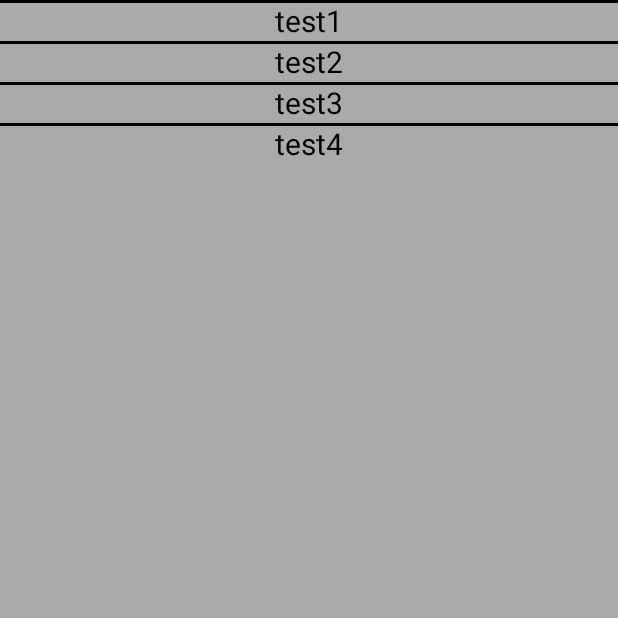
After one commit to DylanBeach25/ShopstrisRepaired, an Android app: the CurrentOrders screen opened directly, with no data from a screen before it, on a phone screen of 412 x 824 dp, the top half of it. The commit adds this screen. Run offline under Robolectric (Android 15) with nearby library versions, the phone set to English and light mode, and no system bars; our stand-ins replace Room's generated code.

Commit message:
Basic RecylerView working, with test entries composed of fake carts created

```diff
--- a/app/src/main/AndroidManifest.xml
+++ b/app/src/main/AndroidManifest.xml
@@ -12,6 +12,9 @@
         android:supportsRtl="true"
         android:theme="@style/Theme.MyApplication"
         tools:targetApi="31">
+        <activity
+            android:name=".CurrentOrders"
+            android:exported="false" />
         <activity
             android:name=".LandingPage"
             android:exported="false" />
--- a/app/src/main/java/com/example/myapplication/CartEntity.java
+++ b/app/src/main/java/com/example/myapplication/CartEntity.java
@@ -8,14 +8,25 @@ import androidx.room.PrimaryKey;
 public class CartEntity {
     @PrimaryKey(autoGenerate = true)
     Integer id;
+    @ColumnInfo(name = "name")
+    String name;
     @ColumnInfo(name = "userID")
     Integer userID;
     @ColumnInfo(name = "finishedCart")
     String finishedCart;
 
-    public CartEntity(Integer userID) {
+    public CartEntity(Integer userID, String name) {
         this.userID = userID;
+        this.name = name;
         finishedCart = "no";
+    }
+
+    public String getName() {
+        return name;
+    }
+
+    public void setName(String name) {
+        this.name = name;
     }
 
     public Integer getId() {
--- /dev/null
+++ b/app/src/main/java/com/example/myapplication/CurrentOrders.java
@@ -0,0 +1,44 @@
+package com.example.myapplication;
+
+import androidx.appcompat.app.AppCompatActivity;
+import androidx.recyclerview.widget.LinearLayoutManager;
+import androidx.recyclerview.widget.RecyclerView;
+
+import android.content.Context;
+import android.content.Intent;
+import android.os.Bundle;
+
+import com.example.myapplication.databinding.ActivityCurrentOrdersBinding;
+
+import java.util.ArrayList;
+import java.util.List;
+
+public class CurrentOrders extends AppCompatActivity {
+
+
+
+    @Override
+    protected void onCreate(Bundle savedInstanceState) {
+        super.onCreate(savedInstanceState);
+
+        setContentView(R.layout.activity_current_orders);
+
+        RecyclerView recyclerView = findViewById(R.id.recyclerView);
+
+        List<CartEntity> carts = new ArrayList<>();
+        carts.add(new CartEntity(1,"test1"));
+        carts.add(new CartEntity(2,"test2"));
+        carts.add(new CartEntity(3,"test3"));
+        carts.add(new CartEntity(4,"test4"));
+
+        recyclerView.setLayoutManager(new LinearLayoutManager(this));
+        recyclerView.setAdapter(new MyAdapter(getApplicationContext(),carts));
+
+    }
+
+    public static Intent getIntent(Context context)
+    {
+        Intent intent = new Intent(context, CurrentOrders.class);
+        return intent;
+    }
+}
--- a/app/src/main/java/com/example/myapplication/LandingPage.java
+++ b/app/src/main/java/com/example/myapplication/LandingPage.java
@@ -2,6 +2,7 @@ package com.example.myapplication;
 
 import androidx.appcompat.app.AppCompatActivity;
 
+import android.content.Context;
 import android.content.Intent;
 import android.content.SharedPreferences;
 import android.os.Bundle;
@@ -62,6 +63,13 @@ public class LandingPage extends AppCompatActivity {
                 finish();
             }
         });
+        mCurOrder.setOnClickListener(new View.OnClickListener() {
+            @Override
+            public void onClick(View v) {
+                Intent intent = CurrentOrders.getIntent(getApplicationContext());
+                startActivity(intent);
+            }
+        });
     }
 
     private void checkForAdmin() {
@@ -74,4 +82,10 @@ public class LandingPage extends AppCompatActivity {
             mAdminTools.setVisibility(View.INVISIBLE);
         }
     }
+
+    public static Intent getIntent(Context context) {
+        Intent intent = new Intent(context,LandingPage.class);
+        return intent;
+    }
+
 }
--- /dev/null
+++ b/app/src/main/java/com/example/myapplication/MyAdapter.java
@@ -0,0 +1,37 @@
+package com.example.myapplication;
+
+import android.content.Context;
+import android.view.LayoutInflater;
+import android.view.ViewGroup;
+
+import androidx.annotation.NonNull;
+import androidx.recyclerview.widget.RecyclerView;
+
+import java.util.List;
+
+public class MyAdapter extends RecyclerView.Adapter<MyViewHolder> {
+
+    Context context;
+    List<CartEntity> carts;
+
+    public MyAdapter(Context context, List<CartEntity> carts) {
+        this.context = context;
+        this.carts = carts;
+    }
+
+    @NonNull
+    @Override
+    public MyViewHolder onCreateViewHolder(@NonNull ViewGroup parent, int viewType) {
+        return new MyViewHolder(LayoutInflater.from(context).inflate(R.layout.cart_view,parent,false));
+    }
+
+    @Override
+    public void onBindViewHolder(@NonNull MyViewHolder holder, int position) {
+        holder.mCartName.setText(carts.get(position).getName());
+    }
+
+    @Override
+    public int getItemCount() {
+        return carts.size();
+    }
+}
--- /dev/null
+++ b/app/src/main/java/com/example/myapplication/MyViewHolder.java
@@ -0,0 +1,16 @@
+package com.example.myapplication;
+
+import android.view.View;
+import android.widget.TextView;
+
+import androidx.annotation.NonNull;
+import androidx.recyclerview.widget.RecyclerView;
+
+public class MyViewHolder extends RecyclerView.ViewHolder {
+
+    TextView mCartName;
+    public MyViewHolder(@NonNull View itemView) {
+        super(itemView);
+        mCartName = itemView.findViewById(R.id.cartName);
+    }
+}
--- /dev/null
+++ b/app/src/main/res/layout/activity_current_orders.xml
@@ -0,0 +1,15 @@
+<?xml version="1.0" encoding="utf-8"?>
+<androidx.constraintlayout.widget.ConstraintLayout xmlns:android="http://schemas.android.com/apk/res/android"
+    xmlns:app="http://schemas.android.com/apk/res-auto"
+    xmlns:tools="http://schemas.android.com/tools"
+    android:layout_width="match_parent"
+    android:layout_height="match_parent"
+    tools:context=".CurrentOrders">
+
+    <androidx.recyclerview.widget.RecyclerView
+        android:id="@+id/recyclerView"
+        android:layout_width="match_parent"
+        android:layout_height="match_parent"
+        android:background="@android:color/darker_gray"/>
+
+</androidx.constraintlayout.widget.ConstraintLayout>
--- /dev/null
+++ b/app/src/main/res/layout/cart_view.xml
@@ -0,0 +1,21 @@
+<?xml version="1.0" encoding="utf-8"?>
+<RelativeLayout xmlns:android="http://schemas.android.com/apk/res/android"
+    android:layout_width="match_parent"
+    android:layout_height="wrap_content"
+    xmlns:tools="http://schemas.android.com/tools">
+
+    <TextView
+        android:layout_width="match_parent"
+        android:layout_height="wrap_content"
+        android:id="@+id/cartName"
+        android:textColor="@color/black"
+        tools:text="Cart name"
+        android:textSize="20sp"
+        android:gravity="center"/>
+
+    <LinearLayout
+        android:layout_width="match_parent"
+        android:layout_height="2dp"
+        android:background="@color/black"/>
+
+</RelativeLayout>
```
